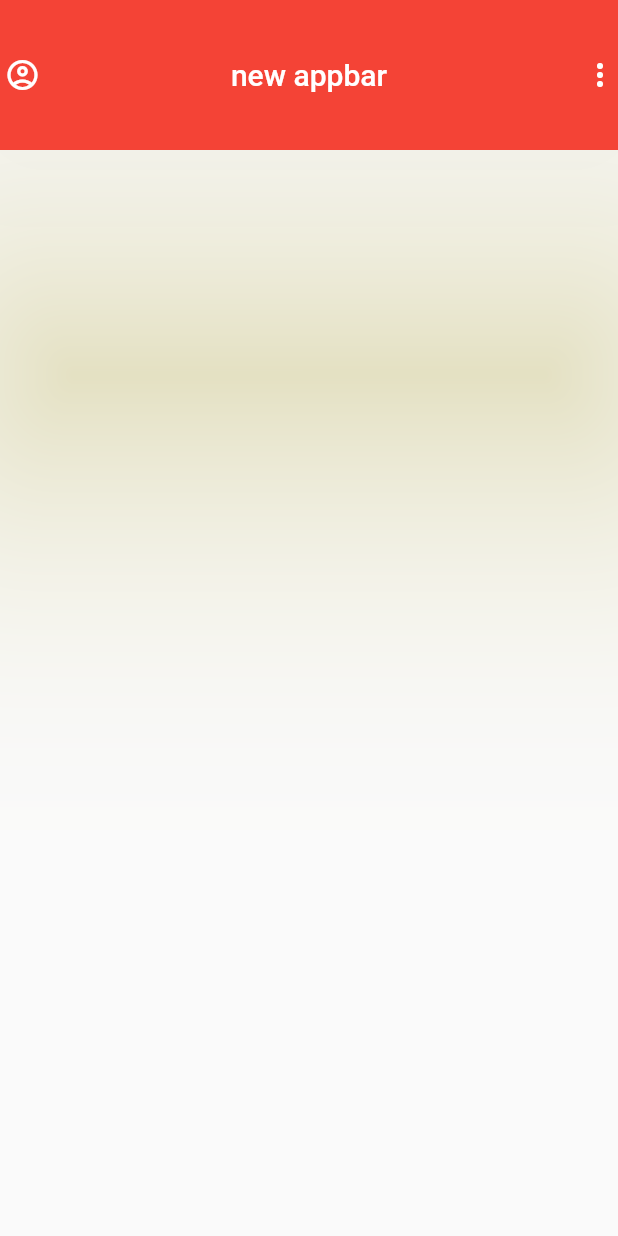
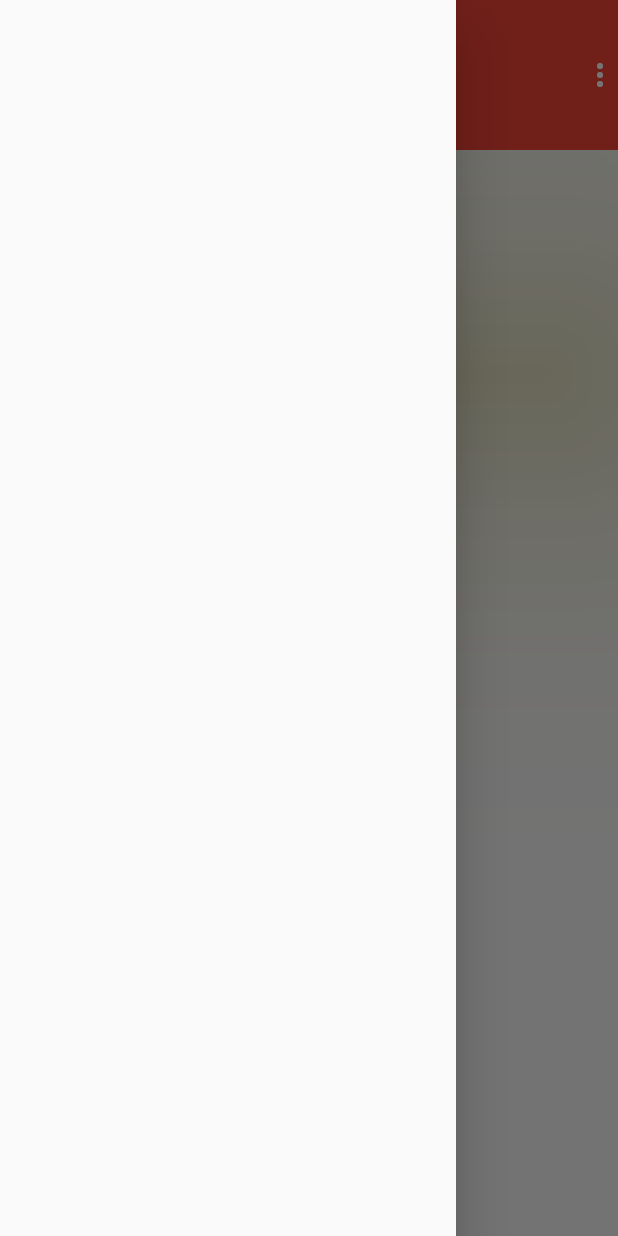
Before and after one commit to shakhawat-khan/flutter_practice4, a Flutter app: the screen it shows after launch, with the side drawer open (before the commit the screen has no drawer), on a phone screen of 412 x 824 dp. Run offline on Flutter 3.47's test engine with Material 2 defaults, Android fonts, the phone set to English and light mode, and no system bars.

```diff
--- a/lib/main.dart
+++ b/lib/main.dart
@@ -19,16 +19,17 @@ class Firstpage extends StatelessWidget {
 
         title: Text('new appbar'),
         backgroundColor: Colors.red,
-        leading: Icon(Icons.account_circle_outlined),
-        leadingWidth: 30 ,//icon move
         shadowColor: Colors.yellow,
         elevation: 100,//shadow color area
         toolbarHeight: 100, //control appbar hight
         centerTitle: true,//trun title into center
         actions: [
-          Icon(Icons.more_vert)
+          Icon(Icons.more_vert),
+
         ],
       ) ,
+
+      drawer: Drawer(),
 
 
     );
```
